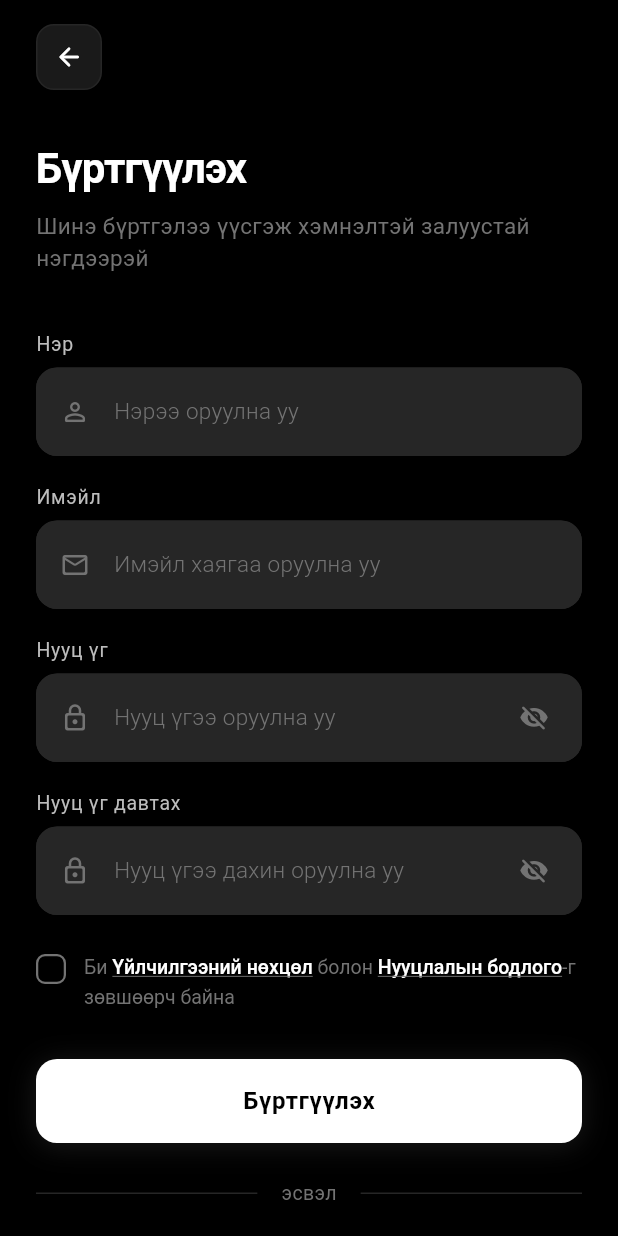
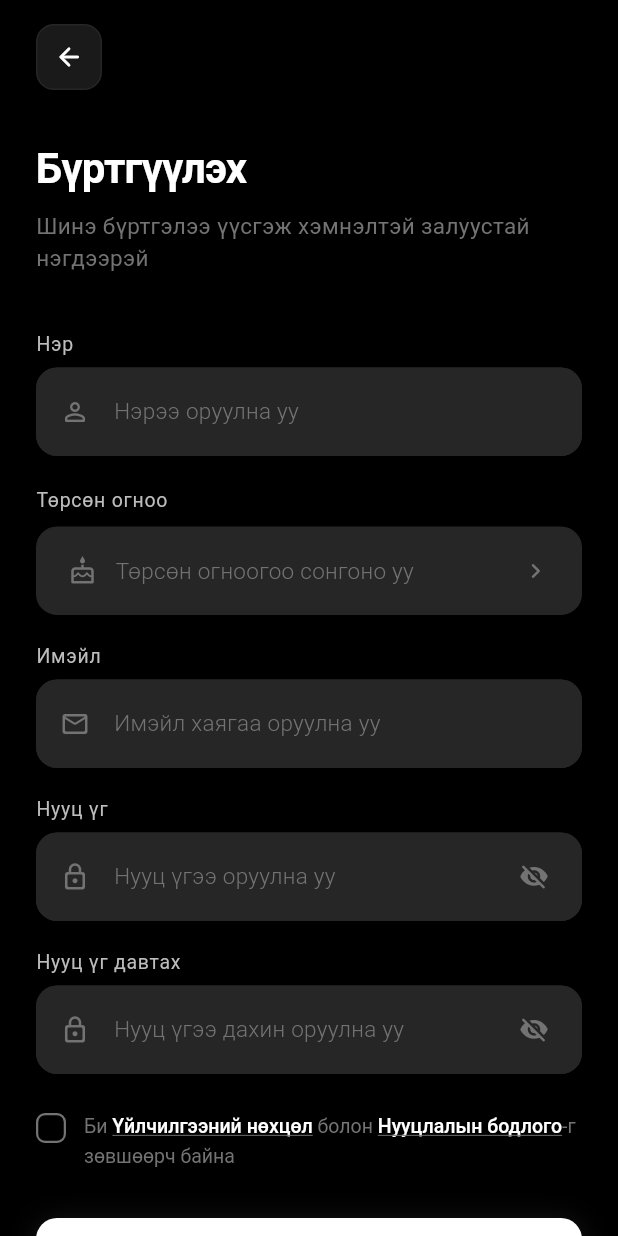
Before and after one commit to losermuug/audio_stream_mobile, a Flutter app: the SignupScreen screen opened directly, on a phone screen of 412 x 824 dp. Run offline on Flutter 3.47's test engine with Material 3 defaults, Android fonts, the phone set to English and light mode, and no system bars; our stand-ins replace flutter_svg.

```diff
--- a/lib/features/auth/presentation/screens/signup_screen.dart
+++ b/lib/features/auth/presentation/screens/signup_screen.dart
@@ -3,6 +3,7 @@ import 'package:streaming_app/shared/theme/colors.dart';
 import 'package:streaming_app/shared/widgets/custom_text_field.dart';
 import 'package:streaming_app/shared/widgets/custom_button.dart';
 import 'package:streaming_app/shared/widgets/social_button.dart';
+import 'package:streaming_app/shared/widgets/custom_date_picker.dart';
 
 class SignupScreen extends StatefulWidget {
   const SignupScreen({super.key});
@@ -20,6 +21,7 @@ class _SignupScreenState extends State<SignupScreen>
   final _confirmPasswordController = TextEditingController();
   bool _isLoading = false;
   bool _agreeToTerms = false;
+  DateTime? _selectedDate;
 
   late AnimationController _fadeController;
   late Animation<double> _fadeAnimation;
@@ -202,6 +204,27 @@ class _SignupScreenState extends State<SignupScreen>
                         validator: (value) {
                           if (value == null || value.isEmpty) {
                             return 'Нэрээ оруулна уу';
+                          }
+                          return null;
+                        },
+                      ),
+
+                      const SizedBox(height: 20),
+
+                      // Date of Birth Field
+                      CustomDatePicker(
+                        labelText: 'Төрсөн огноо',
+                        hintText: 'Төрсөн огноогоо сонгоно уу',
+                        initialValue: _selectedDate,
+                        prefixIcon: const Icon(Icons.cake_outlined),
+                        onDateSelected: (date) {
+                          setState(() {
+                            _selectedDate = date;
+                          });
+                        },
+                        validator: (value) {
+                          if (value == null) {
+                            return 'Төрсөн огноогоо сонгоно уу';
                           }
                           return null;
                         },
--- a/lib/main.dart
+++ b/lib/main.dart
@@ -23,7 +23,7 @@ class StreamingApp extends StatelessWidget {
   Widget build(BuildContext context) {
     return MaterialApp(
       debugShowCheckedModeBanner: false,
-      title: 'Streaming App',
+      title: 'Khemnel',
       theme: AppColors.darkTheme,
       home: const LoginScreen(),
     );
--- a/lib/shared/theme/colors.dart
+++ b/lib/shared/theme/colors.dart
@@ -200,8 +200,8 @@ class AppColors {
   //  STATUS — Minimal (no bright colors)
   // ─────────────────────────────────────────────
 
-  /// Error — white (consistent with monochrome aesthetic)
-  static const Color error = white;
+  /// Error — red accent
+  static const Color error = Color(0xFFFF3333);
 
   /// Error background
   static const Color errorBackground = grey900;
@@ -222,7 +222,7 @@ class AppColors {
     onSecondary: black,
     surface: blackSurface,
     onSurface: white,
-    error: white,
+    error: error,
     onError: black,
   );
 
--- /dev/null
+++ b/lib/shared/widgets/custom_date_picker.dart
@@ -0,0 +1,158 @@
+import 'package:flutter/material.dart';
+import 'package:intl/intl.dart';
+import 'package:streaming_app/shared/theme/colors.dart';
+
+class CustomDatePicker extends FormField<DateTime> {
+  final String hintText;
+  final String? labelText;
+  final Widget? prefixIcon;
+  final DateTime? firstDate;
+  final DateTime? lastDate;
+  final ValueChanged<DateTime>? onDateSelected;
+
+  CustomDatePicker({
+    super.key,
+    required this.hintText,
+    this.labelText,
+    this.prefixIcon,
+    this.firstDate,
+    this.lastDate,
+    this.onDateSelected,
+    super.initialValue,
+    super.validator,
+    super.onSaved,
+  }) : super(
+          builder: (FormFieldState<DateTime> state) {
+            final context = state.context;
+            final hasDate = state.value != null;
+            final hasError = state.hasError;
+
+            Future<void> pickDate() async {
+              final now = DateTime.now();
+              final picked = await showDatePicker(
+                context: context,
+                initialDate: state.value ?? DateTime(now.year - 18, now.month, now.day),
+                firstDate: firstDate ?? DateTime(1900),
+                lastDate: lastDate ?? now,
+                builder: (context, child) {
+                  return Theme(
+                    data: AppColors.darkTheme.copyWith(
+                      datePickerTheme: DatePickerThemeData(
+                        backgroundColor: AppColors.blackElevated,
+                        surfaceTintColor: Colors.transparent,
+                        headerBackgroundColor: AppColors.grey900,
+                        headerForegroundColor: AppColors.white,
+                        dayForegroundColor: const WidgetStatePropertyAll(AppColors.white),
+                        yearForegroundColor: const WidgetStatePropertyAll(AppColors.white),
+                        todayForegroundColor: const WidgetStatePropertyAll(AppColors.white),
+                        todayBorder: const BorderSide(color: AppColors.grey500),
+                        dayOverlayColor: const WidgetStatePropertyAll(AppColors.grey700),
+                        confirmButtonStyle: TextButton.styleFrom(
+                          foregroundColor: AppColors.white,
+                        ),
+                        cancelButtonStyle: TextButton.styleFrom(
+                          foregroundColor: AppColors.grey400,
+                        ),
+                        shape: RoundedRectangleBorder(
+                          borderRadius: BorderRadius.circular(20),
+                        ),
+                      ),
+                    ),
+                    child: child!,
+                  );
+                },
+              );
+
+              if (picked != null) {
+                state.didChange(picked);
+                if (onDateSelected != null) {
+                  onDateSelected(picked);
+                }
+              }
+            }
+
+            return Column(
+              crossAxisAlignment: CrossAxisAlignment.start,
+              children: [
+                if (labelText != null) ...[
+                  Text(
+                    labelText,
+                    style: const TextStyle(
+                      color: AppColors.textSecondary,
+                      fontSize: 13,
+                      fontWeight: FontWeight.w400,
+                      letterSpacing: 0.5,
+                    ),
+                  ),
+                  const SizedBox(height: 8),
+                ],
+                GestureDetector(
+                  onTap: pickDate,
+                  child: AnimatedContainer(
+                    duration: const Duration(milliseconds: 200),
+                    width: double.infinity,
+                    padding: const EdgeInsets.symmetric(horizontal: 20, vertical: 18),
+                    decoration: BoxDecoration(
+                      color: AppColors.inputBackground,
+                      borderRadius: BorderRadius.circular(14),
+                      border: Border.all(
+                        color: hasError
+                            ? AppColors.grey500 // Match custom text field error outline
+                            : (hasDate ? AppColors.grey500 : AppColors.borderSubtle),
+                        width: 1,
+                      ),
+                    ),
+                    child: Row(
+                      children: [
+                        if (prefixIcon != null) ...[
+                          IconTheme(
+                            data: IconThemeData(
+                              color: hasDate ? AppColors.white : AppColors.grey500,
+                              size: 20,
+                            ),
+                            child: prefixIcon,
+                          ),
+                          const SizedBox(width: 12),
+                        ],
+                        Expanded(
+                          child: Text(
+                            hasDate
+                                ? DateFormat('yyyy.MM.dd').format(state.value!)
+                                : hintText,
+                            style: TextStyle(
+                              color: hasDate
+                                  ? AppColors.textPrimary
+                                  : AppColors.textPlaceholder,
+                              fontSize: 15,
+                              fontWeight: hasDate ? FontWeight.w400 : FontWeight.w300,
+                              letterSpacing: 0.2,
+                            ),
+                          ),
+                        ),
+                        Icon(
+                          Icons.chevron_right_rounded,
+                          size: 20,
+                          color: hasDate ? AppColors.grey300 : AppColors.grey500,
+                        ),
+                      ],
+                    ),
+                  ),
+                ),
+                if (hasError) ...[
+                  const SizedBox(height: 8),
+                  Padding(
+                    padding: const EdgeInsets.only(left: 20),
+                    child: Text(
+                      state.errorText!,
+                      style: const TextStyle(
+                        color: AppColors.grey400,
+                        fontSize: 12,
+                      ),
+                    ),
+                  ),
+                ],
+              ],
+            );
+          },
+        );
+}
```
Also changed, not shown: pubspec.yaml (+8 -0 lines), lib/assets/images/app_icon.png (added), pubspec.lock, 29 other files.
